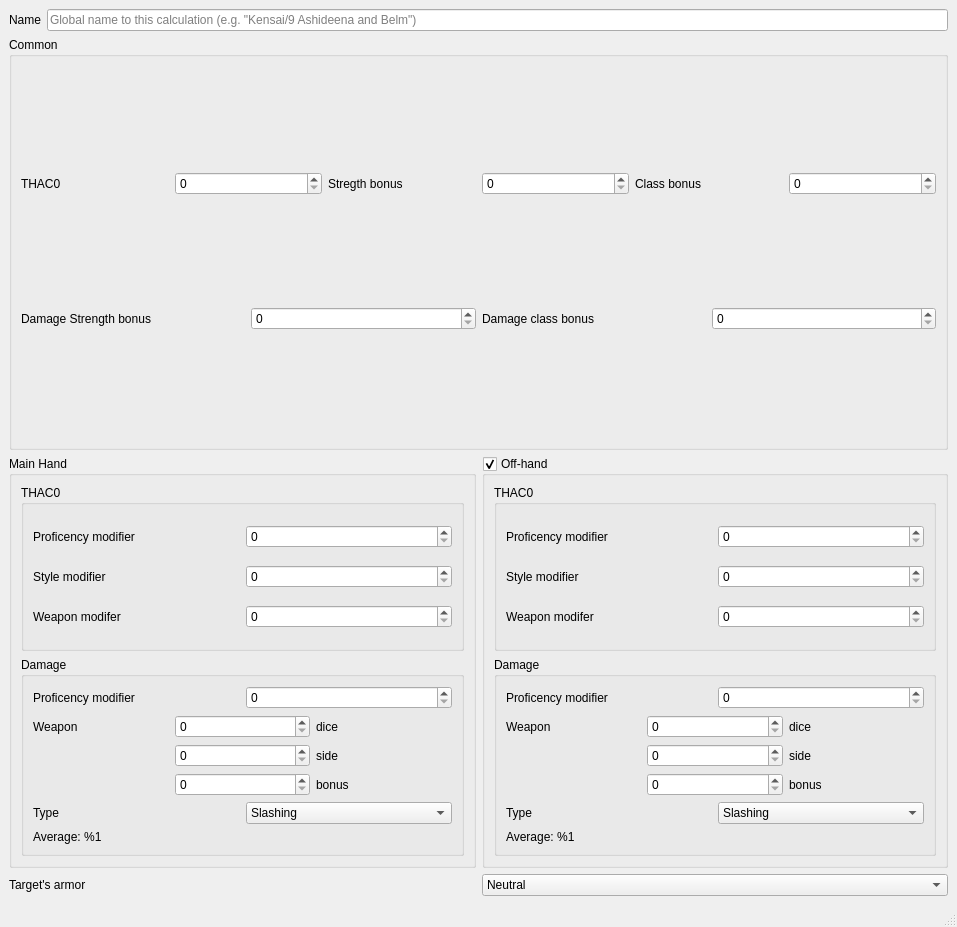
First picture: the form in damage-calculator/window.ui, repository moebiusproject/moebiustoolkit, before the edit.
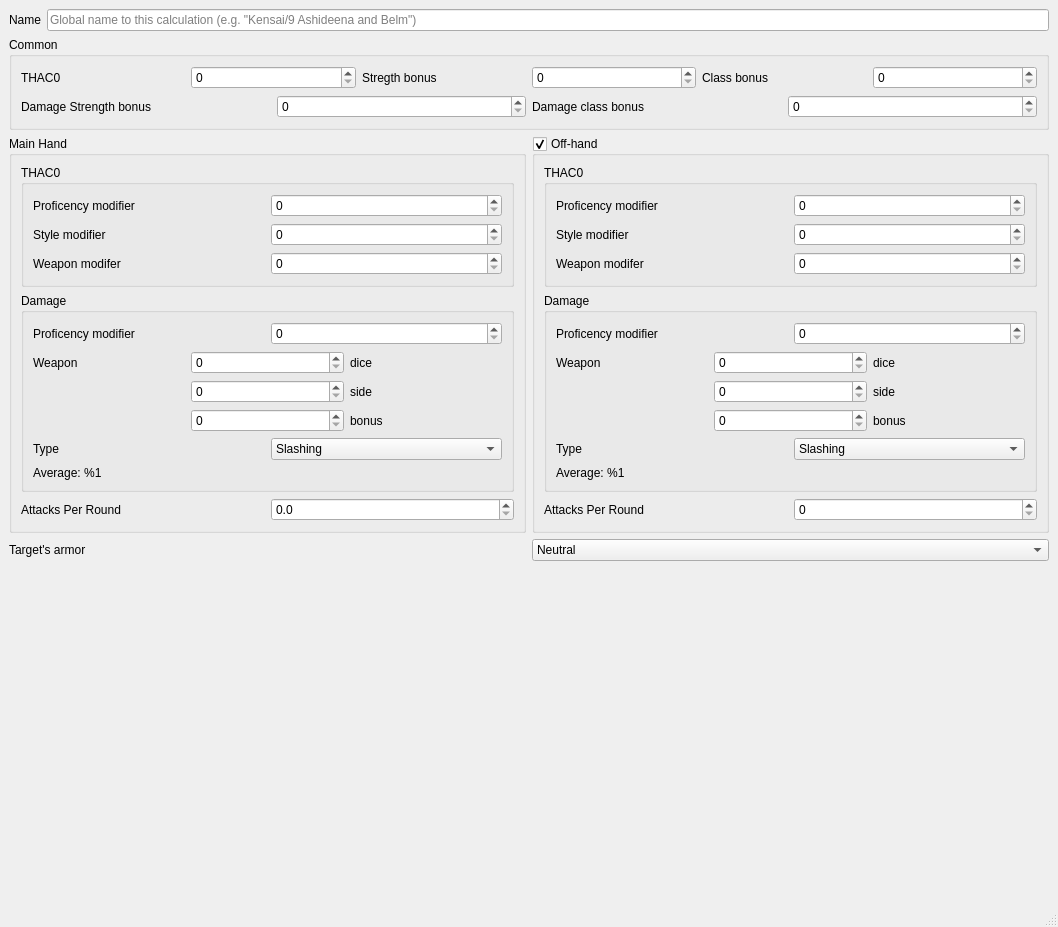
Second picture: the form after the edit.

Commit message: Add APR and spacer

The edit to the form file:
```diff
--- a/damage-calculator/window.ui
+++ b/damage-calculator/window.ui
@@ -6,7 +6,7 @@
    <rect>
     <x>0</x>
     <y>0</y>
-    <width>957</width>
+    <width>1058</width>
     <height>927</height>
    </rect>
   </property>
@@ -253,6 +253,30 @@
            </layout>
           </widget>
          </item>
+         <item>
+          <layout class="QHBoxLayout" name="horizontalLayout_10">
+           <item>
+            <widget class="QLabel" name="attacksPerRound1Label">
+             <property name="text">
+              <string>Attacks Per Round</string>
+             </property>
+            </widget>
+           </item>
+           <item>
+            <widget class="QDoubleSpinBox" name="attacksPerRound1">
+             <property name="decimals">
+              <number>1</number>
+             </property>
+             <property name="maximum">
+              <double>10.000000000000000</double>
+             </property>
+             <property name="singleStep">
+              <double>0.500000000000000</double>
+             </property>
+            </widget>
+           </item>
+          </layout>
+         </item>
         </layout>
        </widget>
       </item>
@@ -410,6 +434,24 @@
            </layout>
           </widget>
          </item>
+         <item>
+          <layout class="QHBoxLayout" name="horizontalLayout_11">
+           <item>
+            <widget class="QLabel" name="attacksPerRound2Label">
+             <property name="text">
+              <string>Attacks Per Round</string>
+             </property>
+            </widget>
+           </item>
+           <item>
+            <widget class="QSpinBox" name="attacksPerRound2">
+             <property name="maximum">
+              <number>2</number>
+             </property>
+            </widget>
+           </item>
+          </layout>
+         </item>
         </layout>
        </widget>
       </item>
@@ -465,6 +507,22 @@
       </item>
      </layout>
     </item>
+    <item>
+     <spacer name="verticalSpacer">
+      <property name="orientation">
+       <enum>Qt::Vertical</enum>
+      </property>
+      <property name="sizeType">
+       <enum>QSizePolicy::MinimumExpanding</enum>
+      </property>
+      <property name="sizeHint" stdset="0">
+       <size>
+        <width>10</width>
+        <height>0</height>
+       </size>
+      </property>
+     </spacer>
+    </item>
    </layout>
   </widget>
   <widget class="QMenuBar" name="menubar">
```
Left out of the diff: 2 changed lines with no effect on the pictures.
